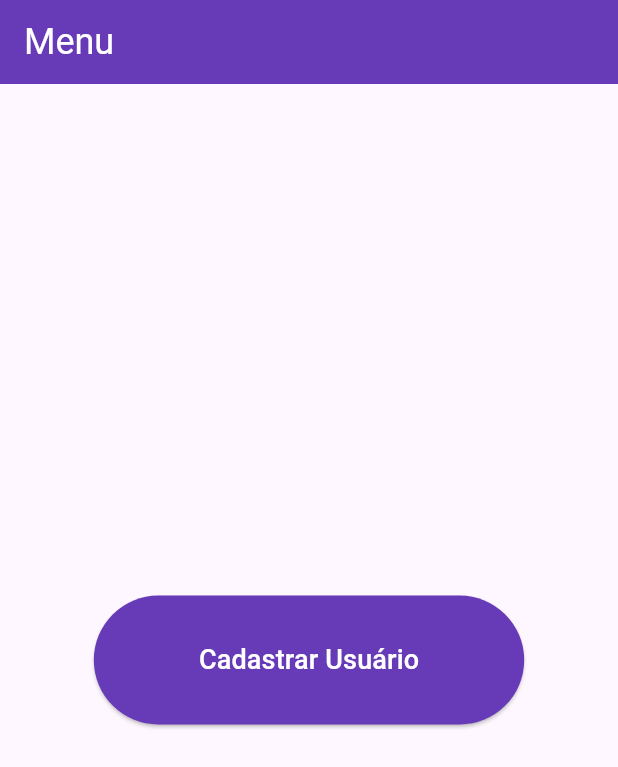
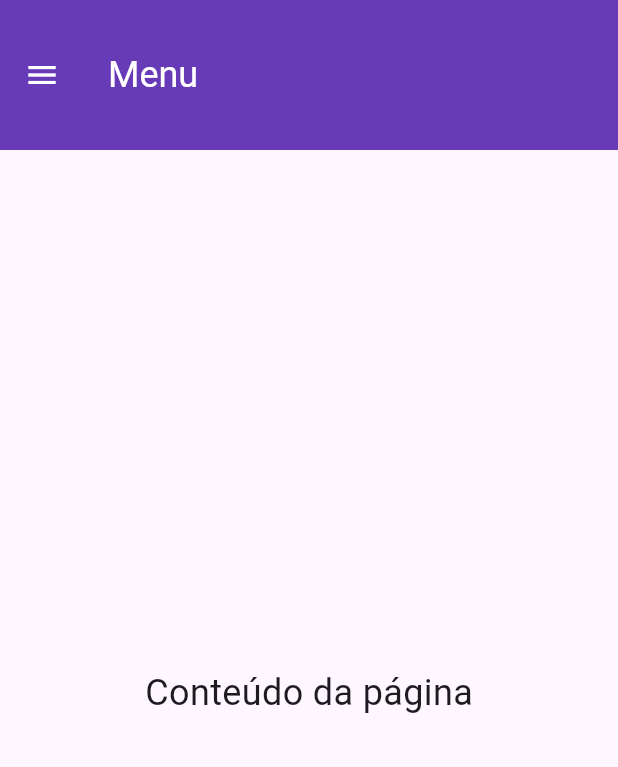
Before and after one commit to WiniciusAbilio/projetoDevMovel, a Flutter app: the screen it shows after launch, on a phone screen of 412 x 824 dp. Shown: the top 767 px of the screen. Run offline on Flutter 3.47's test engine with Material 3 defaults, Android fonts, the phone set to English and light mode, and no system bars.

Commit message:
Add files via upload

```diff
--- a/frontend_flutter_devmovel/lib/main.dart
+++ b/frontend_flutter_devmovel/lib/main.dart
@@ -1,5 +1,6 @@
 import 'package:flutter/material.dart';
-import 'cadastro_usuario.dart'; // Importe a tela de cadastro de usuário aqui
+import 'cadastro_usuario.dart' as usuario;
+import 'cadastro_atividade.dart' as atividade;
 
 void main() {
   runApp(const MyApp());
@@ -18,7 +19,8 @@ class MyApp extends StatelessWidget {
       ),
       home: const MyHomePage(), // Definindo MyHomePage como a tela inicial
       routes: {
-        '/cadastroUsuario': (context) => const CadastroUsuarioScreen(), // Definindo a rota para a tela de cadastro de usuário
+        '/cadastroUsuario': (context) => const usuario.CadastroUsuarioScreen(), // Definindo a rota para a tela de cadastro de usuário
+        '/cadastroAtividade': (context) => const atividade.CadastroAtividadeScreen(), // Definindo a rota para a tela de cadastro de atividade
       },
     );
   }
@@ -34,22 +36,46 @@ class MyHomePage extends StatelessWidget {
         backgroundColor: Colors.deepPurple, // Define a cor de fundo do AppBar como roxa
         title: Text(
           'Menu',
-          style: TextStyle(fontSize: 24, color: Colors.white), // Ajusta o tamanho do texto e a cor para branco
+          style: const TextStyle(fontSize: 24, color: Colors.white), // Ajusta o tamanho do texto e a cor para branco
+        ),
+        iconTheme: const IconThemeData(color: Colors.white), // Define a cor do ícone do menu como branco
+        toolbarHeight: 100, // Define a altura da barra de navegação
+      ),
+      drawer: Drawer(
+        child: ListView(
+          children: [
+            DrawerHeader(
+              decoration: BoxDecoration(
+                color: Colors.deepPurple,
+              ),
+              child: Center(
+                child: Text(
+                  'Opções',
+                  style: const TextStyle(fontSize: 24, color: Colors.white), // Ajusta o tamanho do texto e a cor para branco
+                ),
+              ),
+            ),
+            ListTile(
+              leading: const Icon(Icons.person_add), // Ícone de adicionar usuário
+              title: const Text('Cadastrar Usuário'),
+              onTap: () {
+                Navigator.pushNamed(context, '/cadastroUsuario'); // Navegar para a tela de cadastro de usuário ao clicar no item do drawer
+              },
+            ),
+            ListTile(
+              leading: const Icon(Icons.add_circle), // Ícone de adicionar atividade
+              title: const Text('Cadastrar Atividade'),
+              onTap: () {
+                Navigator.pushNamed(context, '/cadastroAtividade'); // Navegar para a tela de cadastro de atividade ao clicar no item do drawer
+              },
+            ),
+          ],
         ),
       ),
       body: Center(
-        child: ElevatedButton(
-          onPressed: () {
-            Navigator.pushNamed(context, '/cadastroUsuario'); // Navegar para a tela de cadastro de usuário ao clicar no botão
-          },
-          style: ElevatedButton.styleFrom(
-            backgroundColor: Colors.deepPurple, // Define a cor de fundo do botão como roxa
-            padding: EdgeInsets.symmetric(horizontal: 70, vertical: 30), // Aumenta o tamanho do botão
-          ),
-          child: Text(
-            'Cadastrar Usuário',
-            style: TextStyle(fontSize: 18, color: Colors.white), // Ajusta o tamanho do texto e a cor para branco
-          ),
+        child: const Text(
+          'Conteúdo da página',
+          style: TextStyle(fontSize: 24),
         ),
       ),
     );
--- a/frontend_flutter_devmovel/pubspec.yaml
+++ b/frontend_flutter_devmovel/pubspec.yaml
@@ -1,7 +1,7 @@
 name: frontend_flutter_devmovel
 description: "Projeto Frontend em flutter"
 
-publish_to: 'none' # Remove this line if you wish to publish to pub.dev
+publish_to: 'none'
 
 
 version: 1.0.0+1
@@ -15,9 +15,6 @@ dependencies:
     sdk: flutter
   http: ^0.13.3
 
-
-  # The following adds the Cupertino Icons font to your application.
-  # Use with the CupertinoIcons class for iOS style icons.
   cupertino_icons: ^1.0.6
 
 dev_dependencies:
```
Also changed, not shown: frontend_flutter_devmovel/lib/cadastro_atividade.dart (added, +156 -0 lines), frontend_flutter_devmovel/lib/cadastro_usuario.dart (+11 -8 lines).
